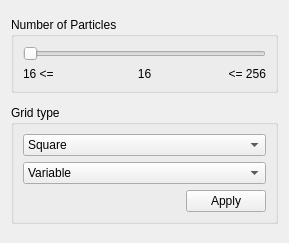
The window that code/Mud/sidebar.ui (lauraBaakman/Introduction-to-Computational-Science) describes before a commit, drawn with Qt 5.
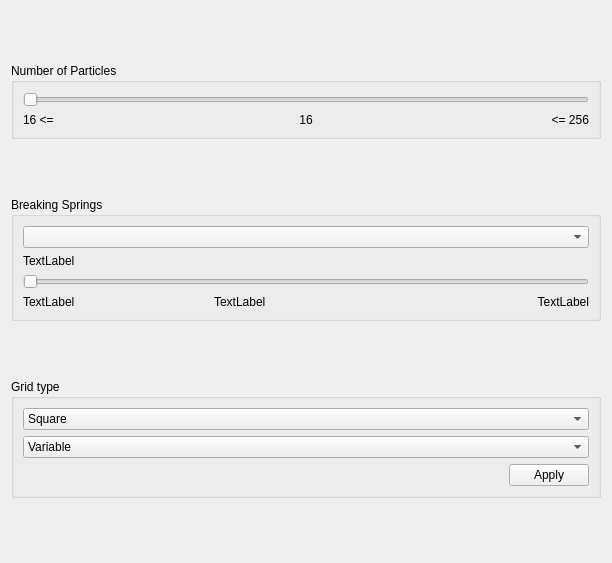
The same window after the commit.

Commit message: Added stuff to the UI for grid breaking.

What changed in the file:
```diff
--- a/code/Mud/sidebar.ui
+++ b/code/Mud/sidebar.ui
@@ -6,15 +6,15 @@
    <rect>
     <x>0</x>
     <y>0</y>
-    <width>289</width>
-    <height>243</height>
+    <width>612</width>
+    <height>563</height>
    </rect>
   </property>
   <property name="windowTitle">
    <string>Form</string>
   </property>
   <layout class="QGridLayout" name="gridLayout">
-   <item row="1" column="1" colspan="2">
+   <item row="2" column="1" colspan="2">
     <widget class="QGroupBox" name="groupBox">
      <property name="sizePolicy">
       <sizepolicy hsizetype="Preferred" vsizetype="Fixed">
@@ -92,13 +92,6 @@
       <string>Number of Particles</string>
      </property>
      <layout class="QGridLayout" name="gridLayout_3">
-      <item row="1" column="0">
-       <widget class="QLabel" name="label">
-        <property name="text">
-         <string> 16 &lt;=</string>
-        </property>
-       </widget>
-      </item>
       <item row="1" column="1">
        <widget class="QLabel" name="label_2">
         <property name="text">
@@ -109,19 +102,6 @@
         </property>
        </widget>
       </item>
-      <item row="1" column="2">
-       <widget class="QLabel" name="label_3">
-        <property name="layoutDirection">
-         <enum>Qt::LeftToRight</enum>
-        </property>
-        <property name="text">
-         <string>&lt;= 256</string>
-        </property>
-        <property name="alignment">
-         <set>Qt::AlignRight|Qt::AlignTrailing|Qt::AlignVCenter</set>
-        </property>
-       </widget>
-      </item>
       <item row="0" column="0" colspan="3">
        <widget class="QSlider" name="horizontalSlider">
         <property name="minimum">
@@ -132,6 +112,82 @@
         </property>
         <property name="orientation">
          <enum>Qt::Horizontal</enum>
+        </property>
+       </widget>
+      </item>
+      <item row="1" column="2">
+       <widget class="QLabel" name="label_3">
+        <property name="layoutDirection">
+         <enum>Qt::LeftToRight</enum>
+        </property>
+        <property name="text">
+         <string>&lt;= 256</string>
+        </property>
+        <property name="alignment">
+         <set>Qt::AlignRight|Qt::AlignTrailing|Qt::AlignVCenter</set>
+        </property>
+       </widget>
+      </item>
+      <item row="1" column="0">
+       <widget class="QLabel" name="label">
+        <property name="text">
+         <string> 16 &lt;=</string>
+        </property>
+       </widget>
+      </item>
+     </layout>
+    </widget>
+   </item>
+   <item row="1" column="1" colspan="2">
+    <widget class="QGroupBox" name="groupBox_3">
+     <property name="sizePolicy">
+      <sizepolicy hsizetype="Preferred" vsizetype="Fixed">
+       <horstretch>0</horstretch>
+       <verstretch>0</verstretch>
+      </sizepolicy>
+     </property>
+     <property name="title">
+      <string>Breaking Springs</string>
+     </property>
+     <layout class="QGridLayout" name="gridLayout_4">
+      <item row="3" column="0">
+       <widget class="QLabel" name="breakingSpringsMin">
+        <property name="text">
+         <string>TextLabel</string>
+        </property>
+       </widget>
+      </item>
+      <item row="3" column="1">
+       <widget class="QLabel" name="breakingSpringsValue">
+        <property name="text">
+         <string>TextLabel</string>
+        </property>
+       </widget>
+      </item>
+      <item row="1" column="0">
+       <widget class="QLabel" name="breakingSpringsParameterDescription">
+        <property name="text">
+         <string>TextLabel</string>
+        </property>
+       </widget>
+      </item>
+      <item row="2" column="0" colspan="3">
+       <widget class="QSlider" name="horizontalSlider_2">
+        <property name="orientation">
+         <enum>Qt::Horizontal</enum>
+        </property>
+       </widget>
+      </item>
+      <item row="0" column="0" colspan="3">
+       <widget class="QComboBox" name="comboBox"/>
+      </item>
+      <item row="3" column="2">
+       <widget class="QLabel" name="breakingSpringsMax">
+        <property name="text">
+         <string>TextLabel</string>
+        </property>
+        <property name="alignment">
+         <set>Qt::AlignRight|Qt::AlignTrailing|Qt::AlignVCenter</set>
         </property>
        </widget>
       </item>
```
